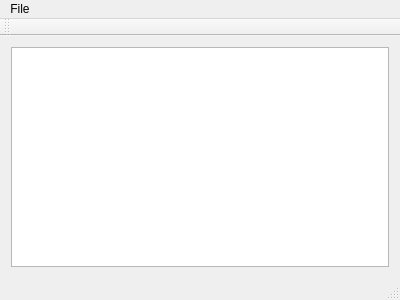
maltelenz/SpeedSignDetector, file SpeedSignDetectorViewer/mainwindow.ui: the form before one commit.
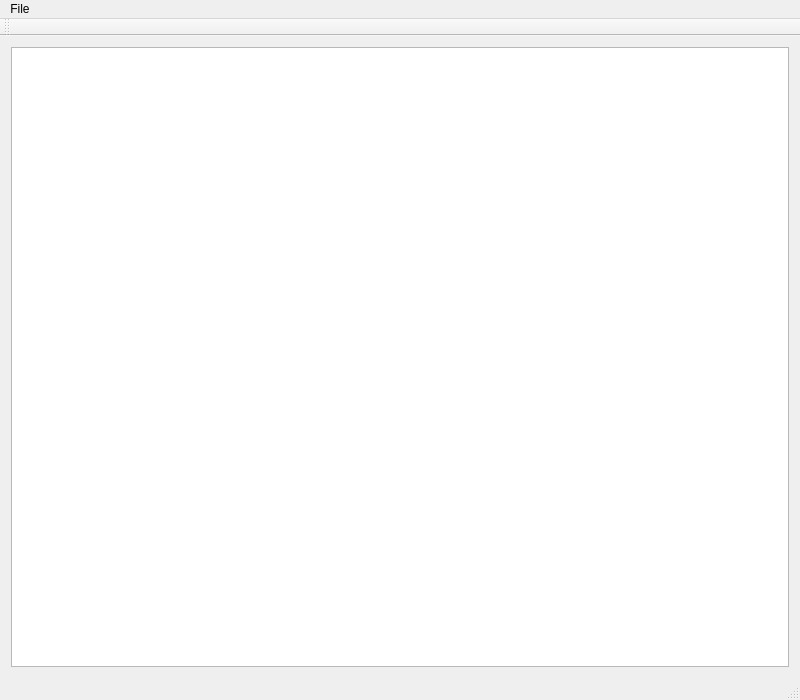
The form after the commit.

Diff of the .ui file:
```diff
--- a/SpeedSignDetectorViewer/mainwindow.ui
+++ b/SpeedSignDetectorViewer/mainwindow.ui
@@ -6,8 +6,8 @@
    <rect>
     <x>0</x>
     <y>0</y>
-    <width>400</width>
-    <height>300</height>
+    <width>800</width>
+    <height>700</height>
    </rect>
   </property>
   <property name="windowTitle">
@@ -32,7 +32,7 @@
     <rect>
      <x>0</x>
      <y>0</y>
-     <width>400</width>
+     <width>800</width>
      <height>20</height>
     </rect>
    </property>
```
